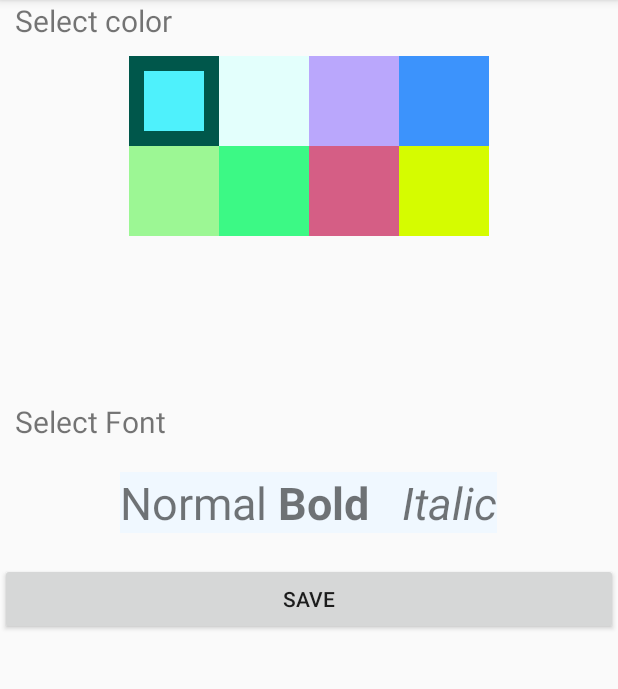
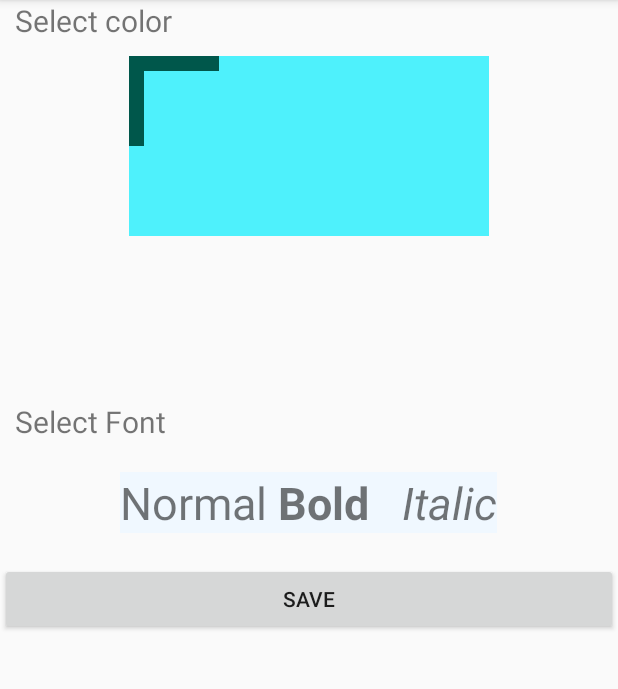
Before and after one commit to sherruh/TaskManagerAdvanced, an Android app: the SettingsActivity screen opened directly, with no data from a screen before it, after a tap on an icon or button, on a phone screen of 412 x 824 dp, the part 84-773 px from its top. Run offline under Robolectric (Android 15) with nearby library versions, the phone set to English and light mode, and no system bars.

Commit message:
get and set color

```diff
--- a/app/src/main/java/com/example/todoapp2/MainActivity.java
+++ b/app/src/main/java/com/example/todoapp2/MainActivity.java
@@ -89,7 +89,7 @@ public class MainActivity extends AppCompatActivity
             public void onClick(DialogInterface dialog, int arg1) {
                 Toast.makeText(MainActivity.this, "Task deleted",
                         Toast.LENGTH_LONG).show();
-                deleteTask(taskList.get(position));
+
             }
         });
         ad.setNegativeButton("Cancel", new DialogInterface.OnClickListener() {
--- a/app/src/main/java/com/example/todoapp2/SettingsActivity.java
+++ b/app/src/main/java/com/example/todoapp2/SettingsActivity.java
@@ -1,7 +1,10 @@
 package com.example.todoapp2;
 
 import android.content.Intent;
+import android.content.res.Resources;
+import android.graphics.Bitmap;
 import android.graphics.Color;
+import android.graphics.drawable.BitmapDrawable;
 import android.graphics.drawable.ColorDrawable;
 import android.graphics.drawable.Drawable;
 import android.support.annotation.DrawableRes;
@@ -26,6 +29,7 @@ import java.util.Vector;
 public class SettingsActivity extends AppCompatActivity {
 
     List<ImageView> imageViewList;
+    ColorDrawable colorDrawable;
 
     @Override
     protected void onCreate(Bundle savedInstanceState) {
@@ -46,14 +50,9 @@ public class SettingsActivity extends AppCompatActivity {
     public void onClickTheme(View view) {
 
         ImageView imageView= (ImageView) view;
+        colorDrawable = ((ColorDrawable)imageView.getDrawable());
 
-        Color background = imageView.getSolidColor();
-        int color=0;
-        if (background instanceof ColorDrawable) {
-             color= ((ColorDrawable) background).getColor();
-            // Use color here
-        }
-        Log.d("MyApp", String.valueOf(color));
+        Log.d("MyApp", String.valueOf(colorDrawable));
         deselctAllImages();
         imageView.setPadding(15,15,15,15);
 
@@ -62,6 +61,7 @@ public class SettingsActivity extends AppCompatActivity {
     private void deselctAllImages(){
         for(ImageView imageView:imageViewList){
             imageView.setPadding(0,0,0,0);
+            imageView.setImageDrawable(colorDrawable);
         }
     }
 
```
